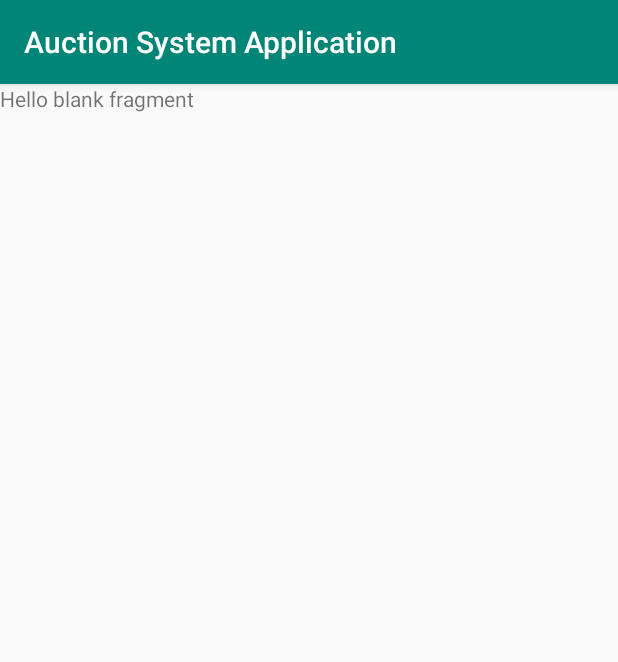
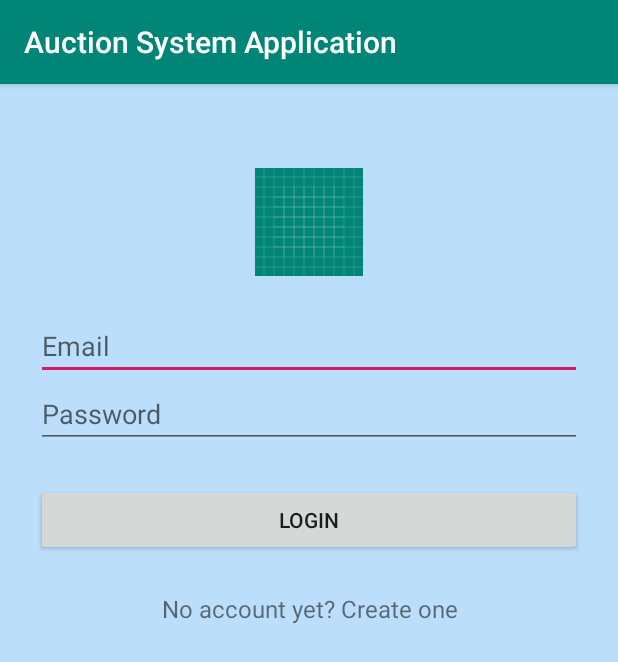
Before and after one commit to Anish160220/AuctionSystemApplication, an Android app: the fragment LogInFragment shown on its own in the app's theme, on a phone screen of 412 x 824 dp. Shown: the top 662 px of the screen. Run offline under Robolectric (Android 15) with nearby library versions, the phone set to English and light mode, and no system bars.

Commit message:
fragment_log_in.xml was designed

```diff
--- a/app/src/main/res/layout/fragment_log_in.xml
+++ b/app/src/main/res/layout/fragment_log_in.xml
@@ -1,13 +1,64 @@
-<FrameLayout xmlns:android="http://schemas.android.com/apk/res/android"
+<LinearLayout xmlns:android="http://schemas.android.com/apk/res/android"
     xmlns:tools="http://schemas.android.com/tools"
     android:layout_width="match_parent"
     android:layout_height="match_parent"
-    tools:context="fragments.LogInFragment">
+    tools:context="fragments.LogInFragment"
+    android:orientation="horizontal"
+    android:background="#BBDEFB">
 
-    <!-- TODO: Update blank fragment layout -->
-    <TextView
+    <ScrollView
         android:layout_width="match_parent"
-        android:layout_height="match_parent"
-        android:text="@string/hello_blank_fragment" />
+        android:layout_height="match_parent">
 
-</FrameLayout>
+        <LinearLayout
+            android:orientation="vertical"
+            android:layout_width="match_parent"
+            android:layout_height="wrap_content"
+            android:paddingTop="56dp"
+            android:paddingLeft="24dp"
+            android:paddingRight="24dp">
+
+            <ImageView android:src="@drawable/ic_launcher_background"
+                android:layout_width="wrap_content"
+                android:layout_height="72dp"
+                android:layout_marginBottom="24dp"
+                android:layout_gravity="center_horizontal" />
+
+            <!-- Email Label -->
+
+                <EditText android:id="@+id/input_email"
+                    android:layout_width="match_parent"
+                    android:layout_height="wrap_content"
+                    android:inputType="textEmailAddress"
+                    android:hint="Email" />
+
+
+            <!-- Password Label -->
+
+                <EditText android:id="@+id/input_password"
+                    android:layout_width="match_parent"
+                    android:layout_height="wrap_content"
+                    android:inputType="textPassword"
+                    android:hint="Password"/>
+
+
+            <android.support.v7.widget.AppCompatButton
+                android:id="@+id/btn_login"
+                android:layout_width="fill_parent"
+                android:layout_height="wrap_content"
+                android:layout_marginTop="24dp"
+                android:layout_marginBottom="24dp"
+                android:padding="12dp"
+                android:text="Login"/>
+
+            <TextView android:id="@+id/link_signup"
+                android:layout_width="fill_parent"
+                android:layout_height="wrap_content"
+                android:layout_marginBottom="24dp"
+                android:text="No account yet? Create one"
+                android:gravity="center"
+                android:textSize="16dip"/>
+
+        </LinearLayout>
+    </ScrollView>
+</LinearLayout>
```
